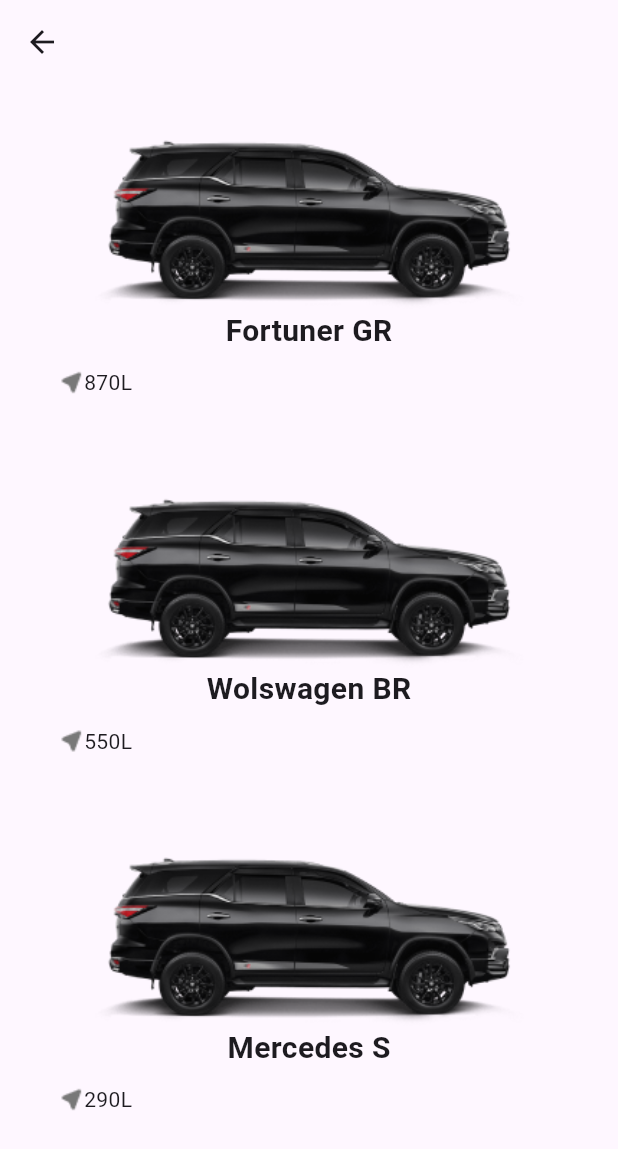
After one commit to abmdeve/car_rental_app, a Flutter app: the screen it shows after launch, after a tap on an icon or button, on a phone screen of 412 x 824 dp. The commit adds this screen. Shown: the top 1149 px of the screen. Run offline on Flutter 3.47's test engine with Material 3 defaults, Android fonts, the phone set to English and light mode, and no system bars; our stand-ins replace firebase_core; accounts and stored records are empty.

Commit message:
Update the code
Car list screen

```diff
--- a/lib/main.dart
+++ b/lib/main.dart
@@ -1,5 +1,5 @@
 import 'package:car_rental_app_flutter_bloc/firebase_options.dart';
-import 'package:car_rental_app_flutter_bloc/onboarding_screen.dart';
+import 'package:car_rental_app_flutter_bloc/presentation/pages/onboarding_screen.dart';
 import 'package:firebase_core/firebase_core.dart';
 import 'package:flutter/material.dart';
 
--- /dev/null
+++ b/lib/presentation/pages/car_list_screen.dart
@@ -0,0 +1,34 @@
+import 'package:car_rental_app_flutter_bloc/data/models/Car.dart';
+import 'package:car_rental_app_flutter_bloc/presentation/widgets/car_card.dart';
+import 'package:flutter/material.dart';
+
+class CarListScreen extends StatelessWidget {
+  ///CarListScreen({super.key});
+
+  final List<Car> cars = [
+    Car(
+        model: 'Fortuner GR',
+        distance: 870,
+        fuelCapacity: 50,
+        pricePerHour: 45),
+    Car(
+        model: 'Wolswagen BR',
+        distance: 550,
+        fuelCapacity: 25,
+        pricePerHour: 15),
+    Car(model: 'Mercedes S', distance: 290, fuelCapacity: 10, pricePerHour: 20),
+  ];
+
+  @override
+  Widget build(BuildContext context) {
+    return Scaffold(
+      appBar: AppBar(),
+      body: ListView.builder(
+        itemCount: cars.length,
+        itemBuilder: (context, index) {
+          return CarCard(car: cars[index]);
+        },
+      ),
+    );
+  }
+}
--- a/lib/onboarding_screen.dart
+++ b/lib/presentation/pages/onboarding_screen.dart
@@ -1,3 +1,4 @@
+import 'package:car_rental_app_flutter_bloc/presentation/pages/car_list_screen.dart';
 import 'package:flutter/material.dart';
 
 class OnboardingScreen extends StatefulWidget {
@@ -57,7 +58,14 @@
                     width: 320,
                     height: 54,
                     child: ElevatedButton(
-                      onPressed: () {},
+                      onPressed: () {
+                        Navigator.push(
+                          context,
+                          MaterialPageRoute(
+                            builder: (context) => CarListScreen(),
+                          ),
+                        );
+                      },
                       style: ElevatedButton.styleFrom(
                         foregroundColor: Colors.black,
                         backgroundColor: Colors.white,
--- a/lib/presentation/widgets/car_card.dart
+++ b/lib/presentation/widgets/car_card.dart
@@ -26,6 +26,7 @@
           ),
           const SizedBox(height: 10,),
           Row(
+            mainAxisAlignment: MainAxisAlignment.spaceBetween,
             children: [
               Row(
                 children: [
```
Also changed, not shown: firebase.json, lib/firebase_options.dart, 1 other file.
